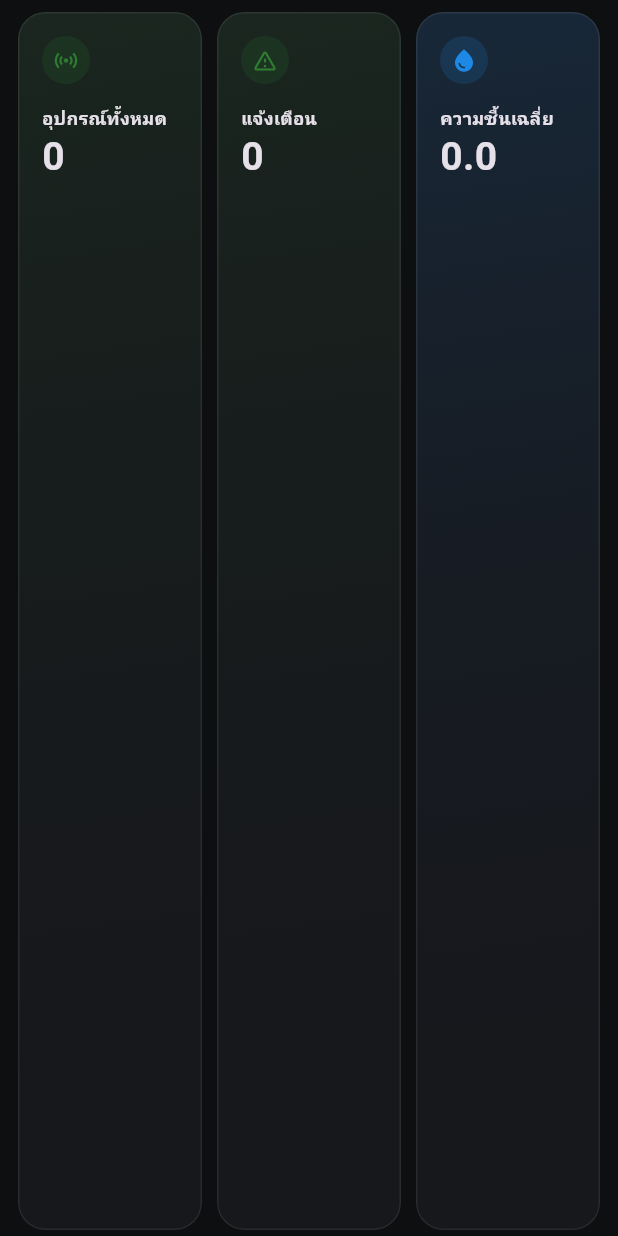
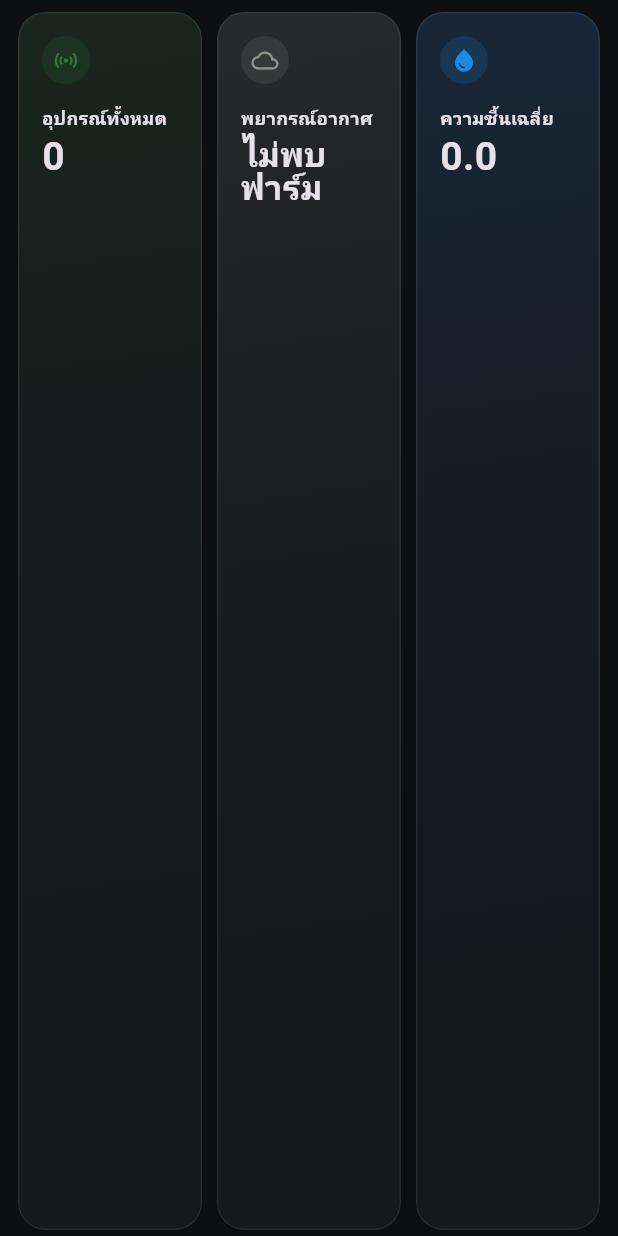
Before and after one commit to Kanonphatchada/watering_line, a Flutter app: the SummaryBar widget shown alone on an empty page, opened directly with empty values, on a phone screen of 412 x 824 dp. Run offline on Flutter 3.47's test engine with Material 3 defaults, Android fonts, the phone set to English and light mode, and no system bars; our stand-ins replace cloud_firestore, firebase_auth, firebase_core, fl_chart, google_fonts, shared_preferences and 2 more; missing offline and left inert: dart:html; accounts and stored records are empty; network calls fail; Roboto replaces fonts that are missing (Kanit).

Commit message:
Replace the alert-count card with weather forecast in the KPI row
Weather forecast is now the 2nd card in the summary row (restyled to
match the KPI card shell) instead of living as a separate full-width
card below. Drops the alert-count card entirely — that info is still
visible via the "อุปกรณ์ไม่มีแจ้งเตือน" bar in the system-status panel.

Co-Authored-By: Claude Sonnet 5 <noreply@anthropic.com>

```diff
--- a/lib/features/devices/pages/home_page.dart
+++ b/lib/features/devices/pages/home_page.dart
@@ -201,10 +201,8 @@ class _HomePageState extends State<HomePage> {
                     SummaryBar(
                       docs: docs,
                       totalDevices: docs.length,
-                      alertCount: alertCount,
                       avgMoisture: avgMoisture,
                     ),
-                    WeatherForecastCard(docs: docs),
                     Padding(
                       padding: const EdgeInsets.fromLTRB(12, 0, 12, 8),
                       child: LayoutBuilder(
--- a/lib/features/devices/widgets/home_summary_widgets.dart
+++ b/lib/features/devices/widgets/home_summary_widgets.dart
@@ -42,14 +42,12 @@ class HomeSkeleton extends StatelessWidget {
 class SummaryBar extends StatelessWidget {
   final List<QueryDocumentSnapshot> docs;
   final int totalDevices;
-  final int alertCount;
   final double avgMoisture;
 
   const SummaryBar({
     super.key,
     required this.docs,
     required this.totalDevices,
-    required this.alertCount,
     required this.avgMoisture,
   });
 
@@ -71,15 +69,7 @@ class SummaryBar extends StatelessWidget {
             ),
           ),
           const SizedBox(width: 10),
-          Expanded(
-            child: _KpiCard(
-              icon: Icons.warning_amber_rounded,
-              iconColor: alertCount > 0 ? Colors.red : okColor,
-              label: "แจ้งเตือน",
-              numericValue: alertCount.toDouble(),
-              format: (v) => v.round().toString(),
-            ),
-          ),
+          Expanded(child: WeatherForecastCard(docs: docs)),
           const SizedBox(width: 10),
           Expanded(
             child: _KpiCard(
@@ -96,9 +86,9 @@ class SummaryBar extends StatelessWidget {
   }
 }
 
-// การ์ดสรุปสถานะพยากรณ์อากาศบนหน้าแดชบอร์ด (dashboard) — อ่านจาก
-// device_registry ของทุกกลุ่ม/ฟาร์มที่อุปกรณ์ผู้ใช้สังกัดอยู่ (ไม่ใช่แค่
-// ฟาร์มเดียว เผื่อผู้ใช้มีหลายฟาร์ม) แตะแล้วเปิดไดอะล็อกตั้งค่าได้เลย
+// การ์ดสรุปสถานะพยากรณ์อากาศ — อยู่ในแถวการ์ดสรุปเดียวกับอุปกรณ์ทั้งหมด/
+// ความชื้นเฉลี่ยแล้ว (แทนที่การ์ดแจ้งเตือนเดิม) อ่านจาก device_registry ของ
+// ทุกกลุ่ม/ฟาร์มที่อุปกรณ์ผู้ใช้สังกัดอยู่ แตะแล้วเปิดไดอะล็อกตั้งค่าได้เลย
 class WeatherForecastCard extends StatelessWidget {
   final List<QueryDocumentSnapshot> docs;
 
@@ -112,7 +102,14 @@ class WeatherForecastCard extends StatelessWidget {
         .toSet()
         .toList();
 
-    if (groupIds.isEmpty) return const SizedBox.shrink();
+    if (groupIds.isEmpty) {
+      return _WeatherKpiCard(
+        icon: Icons.cloud_outlined,
+        color: Theme.of(context).colorScheme.outline,
+        status: "ไม่พบฟาร์ม",
+        onTap: () => openRainSkipDialog(context, docs),
+      );
+    }
 
     return StreamBuilder<QuerySnapshot>(
       stream: FirebaseFirestore.instance
@@ -130,14 +127,12 @@ class WeatherForecastCard extends StatelessWidget {
 
         late final IconData icon;
         late final Color color;
-        late final String title;
-        late final String subtitle;
+        late final String status;
 
         if (enabled.isEmpty) {
           icon = Icons.cloud_outlined;
           color = Theme.of(context).colorScheme.outline;
-          title = "พยากรณ์อากาศ";
-          subtitle = "ยังไม่ได้เปิดใช้งาน แตะเพื่อตั้งค่า";
+          status = "ยังไม่เปิดใช้";
         } else {
           final rainSoon = enabled.any(
             (d) => (d.data() as Map<String, dynamic>)['_rainForecast'] == true,
@@ -145,68 +140,90 @@ class WeatherForecastCard extends StatelessWidget {
           if (rainSoon) {
             icon = Icons.umbrella;
             color = const Color(0xFF1E88E5);
-            title = "ฝนอาจตกเร็วๆนี้";
-            subtitle =
-                "ข้ามรอบรดน้ำอัตโนมัติชั่วคราว (${enabled.length} ฟาร์ม)";
+            status = "ฝนอาจตก";
           } else {
             icon = Icons.wb_sunny_outlined;
             color = const Color(0xFF2E7D32);
-            title = "ไม่มีฝนตอนนี้";
-            subtitle = "รดน้ำตามปกติ (${enabled.length} ฟาร์มเปิดใช้งาน)";
+            status = "ไม่มีฝน";
           }
         }
 
-        return Padding(
-          padding: const EdgeInsets.fromLTRB(12, 0, 12, 8),
-          child: Card(
+        return _WeatherKpiCard(
+          icon: icon,
+          color: color,
+          status: status,
+          onTap: () => openRainSkipDialog(context, docs),
+        );
+      },
+    );
+  }
+}
+
+class _WeatherKpiCard extends StatelessWidget {
+  final IconData icon;
+  final Color color;
+  final String status;
+  final VoidCallback onTap;
+
+  const _WeatherKpiCard({
+    required this.icon,
+    required this.color,
+    required this.status,
+    required this.onTap,
+  });
+
+  @override
+  Widget build(BuildContext context) {
+    return Card(
       margin: EdgeInsets.zero,
       clipBehavior: Clip.antiAlias,
       child: InkWell(
-              onTap: () => openRainSkipDialog(context, docs),
-              child: Padding(
-                padding: const EdgeInsets.all(14),
-                child: Row(
-                  children: [
-                    Container(
-                      width: 36,
-                      height: 36,
+        onTap: onTap,
+        child: Container(
           decoration: BoxDecoration(
-                        shape: BoxShape.circle,
-                        color: color.withValues(alpha: 0.14),
+            gradient: LinearGradient(
+              begin: Alignment.topLeft,
+              end: Alignment.bottomRight,
+              colors: [color.withValues(alpha: 0.14), Colors.transparent],
             ),
-                      child: Icon(icon, size: 20, color: color),
           ),
-                    const SizedBox(width: 12),
-                    Expanded(
+          padding: const EdgeInsets.fromLTRB(16, 16, 16, 16),
           child: Column(
             crossAxisAlignment: CrossAxisAlignment.start,
             children: [
+              Container(
+                width: 32,
+                height: 32,
+                decoration: BoxDecoration(
+                  shape: BoxShape.circle,
+                  color: color.withValues(alpha: 0.16),
+                ),
+                child: Icon(icon, size: 18, color: color),
+              ),
+              const SizedBox(height: 14),
               Text(
-                            title,
+                "พยากรณ์อากาศ",
+                maxLines: 1,
+                overflow: TextOverflow.ellipsis,
+                style: TextStyle(
+                  fontSize: 12,
+                  fontWeight: FontWeight.w600,
+                  color: Theme.of(context).textTheme.bodySmall?.color,
+                ),
+              ),
+              const SizedBox(height: 4),
+              Text(
+                status,
                 style: const TextStyle(
                   fontWeight: FontWeight.w700,
-                              fontSize: 14,
-                            ),
-                          ),
-                          Text(
-                            subtitle,
-                            style: TextStyle(
-                              fontSize: 12,
-                              color:
-                                  Theme.of(context).textTheme.bodySmall?.color,
+                  fontSize: 22,
+                  height: 1,
                 ),
               ),
             ],
           ),
         ),
-                    const Icon(Icons.chevron_right, size: 20),
-                  ],
       ),
-              ),
-            ),
-          ),
-        );
-      },
     );
   }
 }
```
Lines whose indentation alone changed are shown as unchanged.
